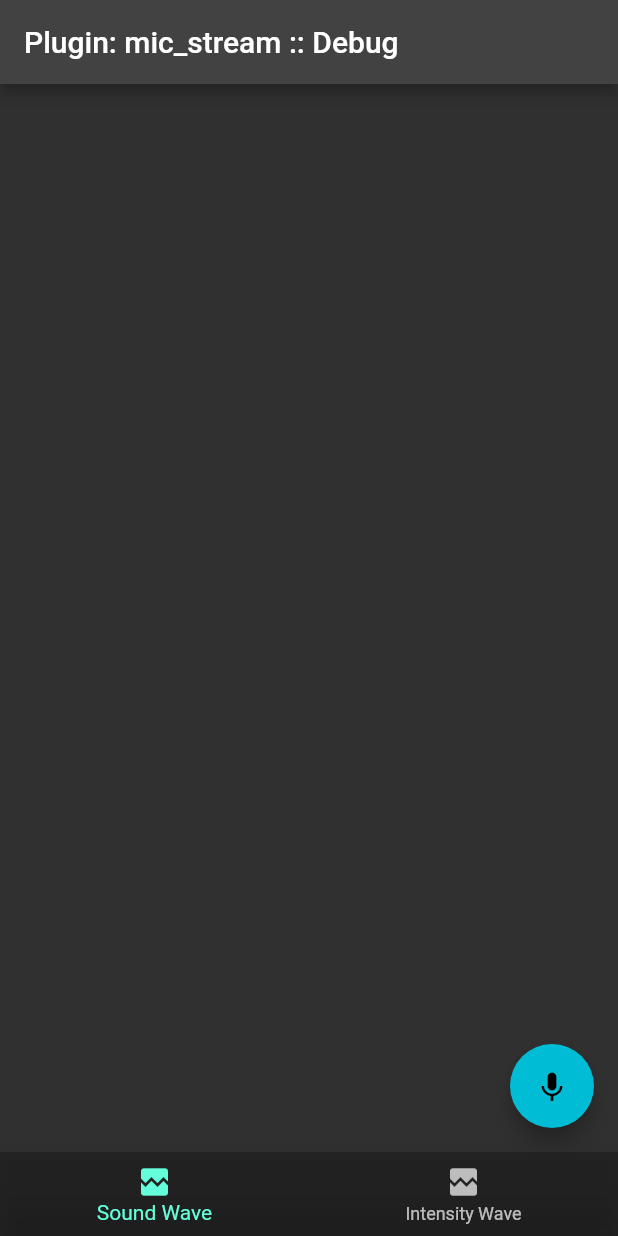
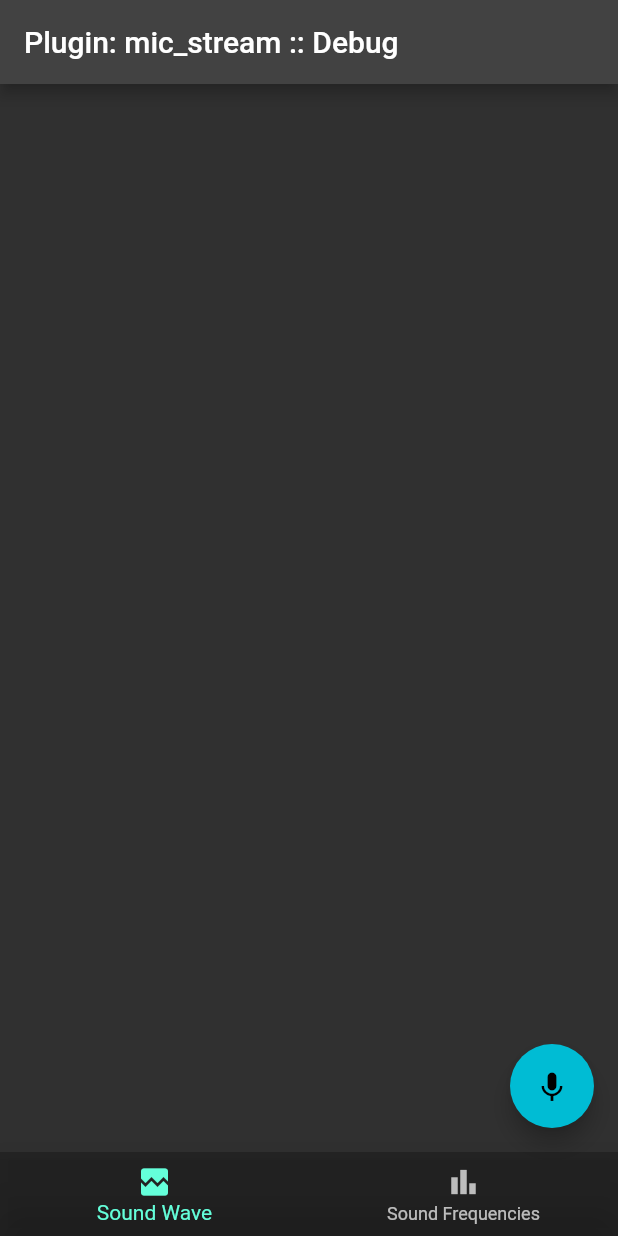
Before and after one commit to sthefanoss/microphone_fft_test, a Flutter app: the screen it shows after launch, on a phone screen of 412 x 824 dp. Run offline on Flutter 3.47's test engine with Material 2 defaults, Android fonts, the phone set to English and light mode, and no system bars; our stand-ins replace fl_chart; missing offline and left inert: fft, mic_stream.

Commit message:
change icon in bottom bar

```diff
--- a/lib/main.dart
+++ b/lib/main.dart
@@ -187,8 +187,8 @@ class _MicStreamExampleAppState extends State<MicStreamExampleApp>
                 label: "Sound Wave",
               ),
               BottomNavigationBarItem(
-                icon: Icon(Icons.broken_image),
-                label: "Intensity Wave",
+                icon: Icon(Icons.bar_chart),
+                label: "Sound Frequencies",
               ),
             ],
             backgroundColor: Colors.black26,
```
